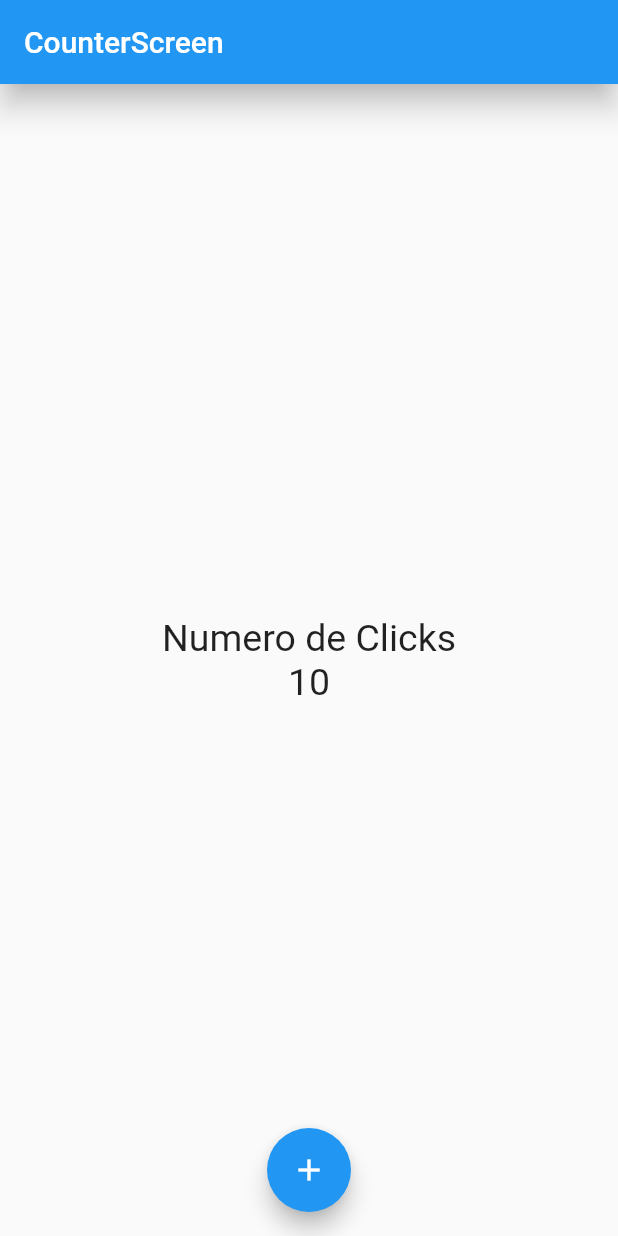
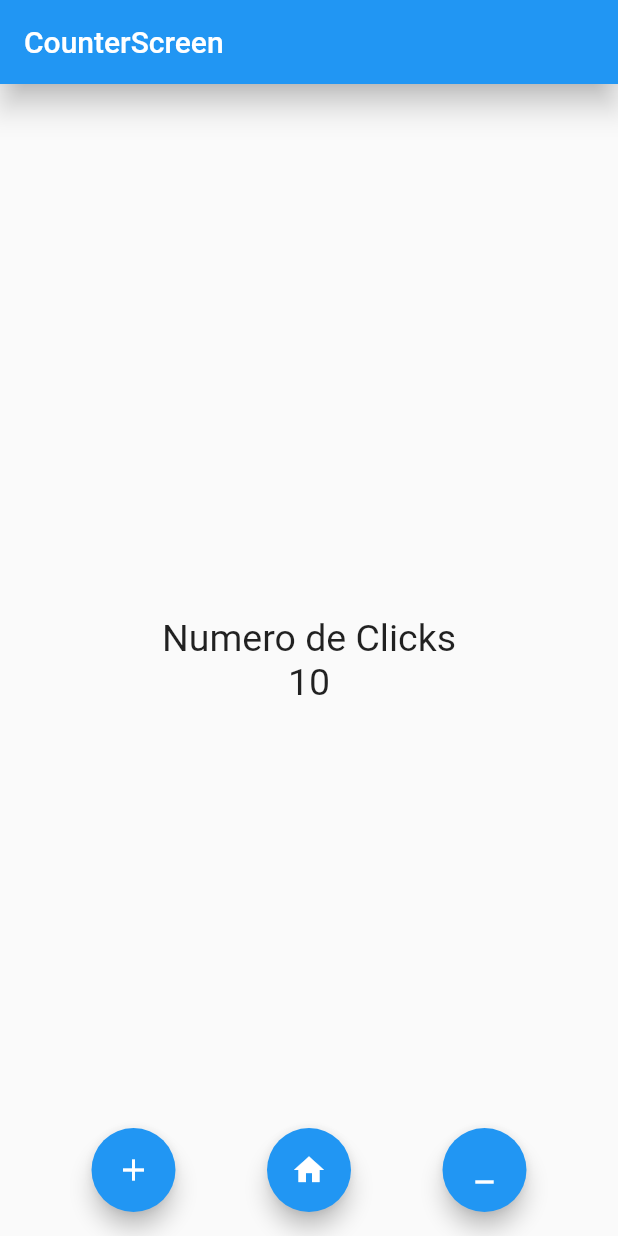
Before and after one commit to EdwinAlexanderBernardinoMoran/Introduccion_A_Flutter, a Flutter app: the screen it shows after launch, on a phone screen of 412 x 824 dp. Run offline on Flutter 3.47's test engine with Material 2 defaults, Android fonts, the phone set to English and light mode, and no system bars.

Commit message:
Creando acciones adicionales, posicionando los botones

```diff
--- a/counter_app_01/lib/screens/counter_screen.dart
+++ b/counter_app_01/lib/screens/counter_screen.dart
@@ -38,7 +38,14 @@ class _CounterScreenState extends State<CounterScreen> {
       ),
 
       floatingActionButtonLocation: FloatingActionButtonLocation.centerFloat,
-      floatingActionButton: FloatingActionButton(
+
+      floatingActionButton: Row(
+        // El mainAxisAligment va de izquierda a derecha.
+        // El crossAxisAlignment va de arriva a abajo.
+        mainAxisAlignment: MainAxisAlignment.spaceEvenly,
+        // crossAxisAlignment: CrossAxisAlignment.center,
+        children: [
+          FloatingActionButton(
             // Icons es un Widget personalizado para mostrar iconos
             child: const Icon(Icons.add),
             onPressed: () {
@@ -48,6 +55,28 @@ class _CounterScreenState extends State<CounterScreen> {
               setState(() {});
             },
           ),
+          FloatingActionButton(
+            // Icons es un Widget personalizado para mostrar iconos
+            child: const Icon(Icons.home),
+            onPressed: () {
+              counter = 0;
+
+              // Metodo setState solo puede ser llamado en StatfullWidget, esto notifica que hubo un cambio en el estado, y redibuja el widget
+              setState(() {});
+            },
+          ),
+          FloatingActionButton(
+            // Icons es un Widget personalizado para mostrar iconos
+            child: const Icon(Icons.minimize),
+            onPressed: () {
+              counter--;
+
+              // Metodo setState solo puede ser llamado en StatfullWidget, esto notifica que hubo un cambio en el estado, y redibuja el widget
+              setState(() {});
+            },
+          ),
+        ],
+      ),
     );
   }
 }
```
Lines whose indentation alone changed are shown as unchanged.
